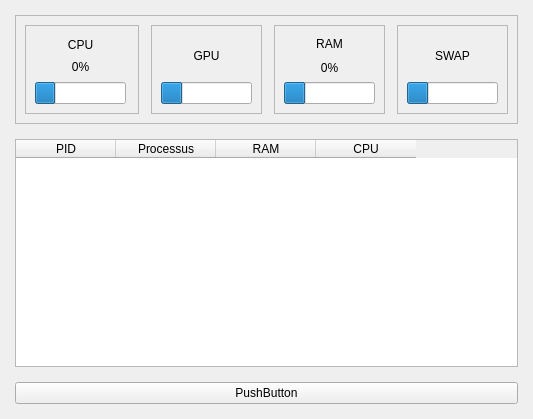
Mamitiana1128/Monitoring, file mainwindow.ui: the form before one commit.
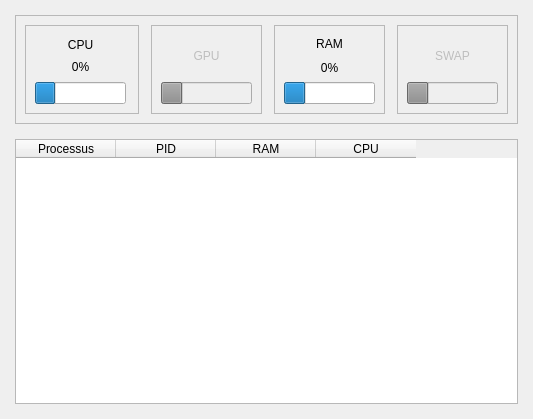
The form after the commit.

Diff of the .ui file:
```diff
--- a/mainwindow.ui
+++ b/mainwindow.ui
@@ -107,6 +107,9 @@
        </item>
        <item>
         <widget class="QFrame" name="gpuCard">
+         <property name="enabled">
+          <bool>false</bool>
+         </property>
          <property name="sizePolicy">
           <sizepolicy hsizetype="Expanding" vsizetype="Preferred">
            <horstretch>0</horstretch>
@@ -193,6 +196,9 @@
        </item>
        <item>
         <widget class="QFrame" name="swapCard">
+         <property name="enabled">
+          <bool>false</bool>
+         </property>
          <property name="sizePolicy">
           <sizepolicy hsizetype="Expanding" vsizetype="Preferred">
            <horstretch>0</horstretch>
@@ -261,16 +267,16 @@
       <attribute name="verticalHeaderHighlightSections">
        <bool>true</bool>
       </attribute>
-      <column>
-       <property name="text">
-        <string>PID</string>
-       </property>
-      </column>
       <column>
        <property name="text">
         <string>Processus</string>
        </property>
       </column>
+      <column>
+       <property name="text">
+        <string>PID</string>
+       </property>
+      </column>
       <column>
        <property name="text">
         <string>RAM</string>
@@ -283,13 +289,6 @@
       </column>
      </widget>
     </item>
-    <item>
-     <widget class="QPushButton" name="pushButton">
-      <property name="text">
-       <string>PushButton</string>
-      </property>
-     </widget>
-    </item>
    </layout>
   </widget>
   <widget class="QMenuBar" name="menubar">
```
